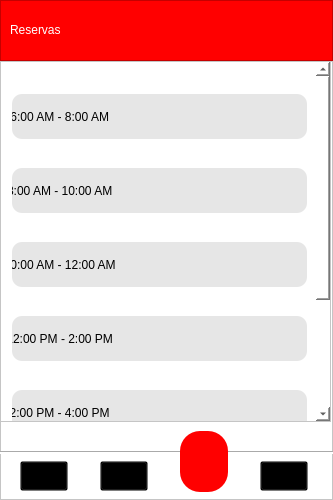
Above: app/Vista/gui/VentanaTurno.ui from juanhoyos06/appGym before the change. Below: the same form after it.
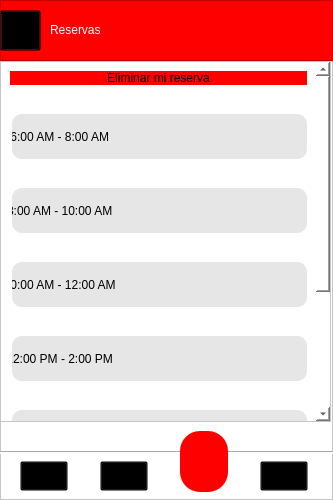
That is the form after the change. Icons and pictures are not drawn.

Commit message: Boton cerrar sesion, correcion ventana usuario

Patch:
```diff
--- a/app/Vista/gui/VentanaTurno.ui
+++ b/app/Vista/gui/VentanaTurno.ui
@@ -55,7 +55,7 @@
    <widget class="QLabel" name="label">
     <property name="geometry">
      <rect>
-      <x>10</x>
+      <x>50</x>
       <y>10</y>
       <width>91</width>
       <height>41</height>
@@ -92,6 +92,36 @@
      <bool>true</bool>
     </property>
    </widget>
+   <widget class="QPushButton" name="pbutton_cerrar_sesion">
+    <property name="geometry">
+     <rect>
+      <x>0</x>
+      <y>10</y>
+      <width>41</width>
+      <height>41</height>
+     </rect>
+    </property>
+    <property name="cursor">
+     <cursorShape>PointingHandCursor</cursorShape>
+    </property>
+    <property name="styleSheet">
+     <string notr="true">background-color:rgba(0,0,0,0%);
+image: url(:/imagenes/imagenes/cerrar-sesion.png);</string>
+    </property>
+    <property name="text">
+     <string/>
+    </property>
+    <property name="icon">
+     <iconset>
+      <normaloff>../imagenes/envelope.png</normaloff>../imagenes/envelope.png</iconset>
+    </property>
+    <property name="iconSize">
+     <size>
+      <width>40</width>
+      <height>30</height>
+     </size>
+    </property>
+   </widget>
   </widget>
   <widget class="QFrame" name="frame_2">
    <property name="geometry">
@@ -325,12 +355,35 @@
      <property name="geometry">
       <rect>
        <x>0</x>
-       <y>-213</y>
+       <y>0</y>
        <width>312</width>
-       <height>572</height>
+       <height>600</height>
       </rect>
      </property>
      <layout class="QVBoxLayout" name="verticalLayout">
+      <item>
+       <widget class="QPushButton" name="pbutton_eliminarReserva">
+        <property name="styleSheet">
+         <string notr="true">QPushButton{
+	background-color:  rgb(255, 0, 0);
+	border-radius: 10px;
+	font: 14pt &quot;Tw Cen MT Condensed&quot;;
+
+}
+
+QPushButton:hover{
+	
+	background-color: rgb(255, 208, 180);
+	border-radius: 10px;
+	font: 14pt &quot;Tw Cen MT Condensed&quot;;
+}
+</string>
+        </property>
+        <property name="text">
+         <string>Eliminar mi reserva</string>
+        </property>
+       </widget>
+      </item>
       <item>
        <spacer name="verticalSpacer_7">
         <property name="orientation">
```
The commit also changes 16 other files.
